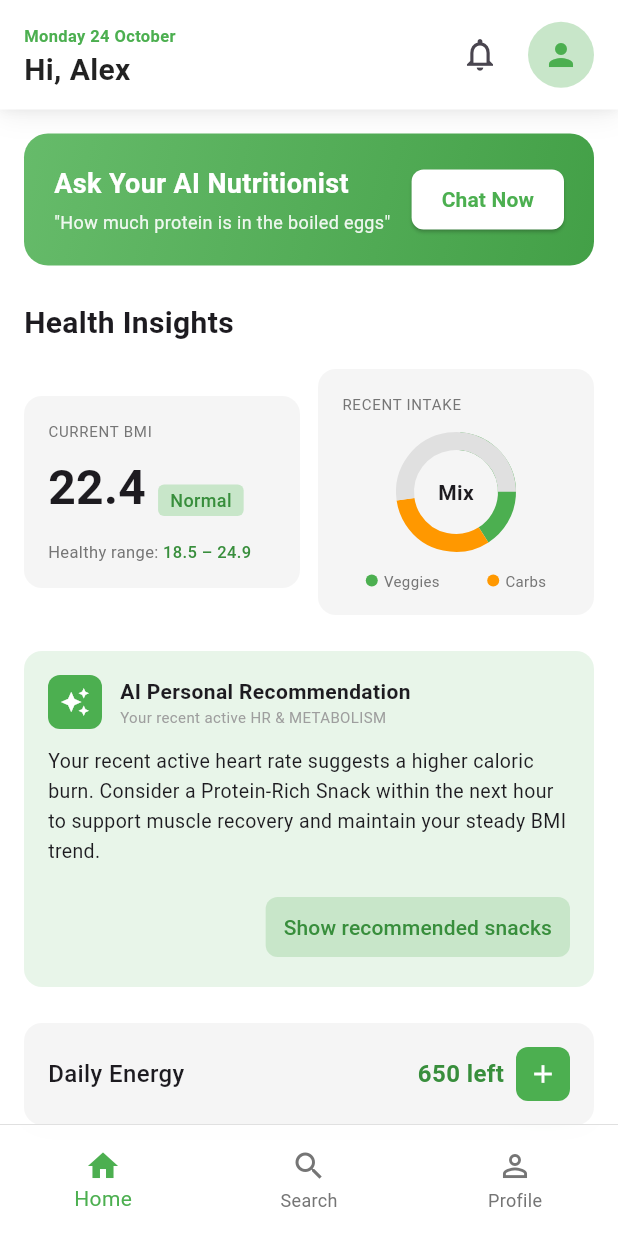
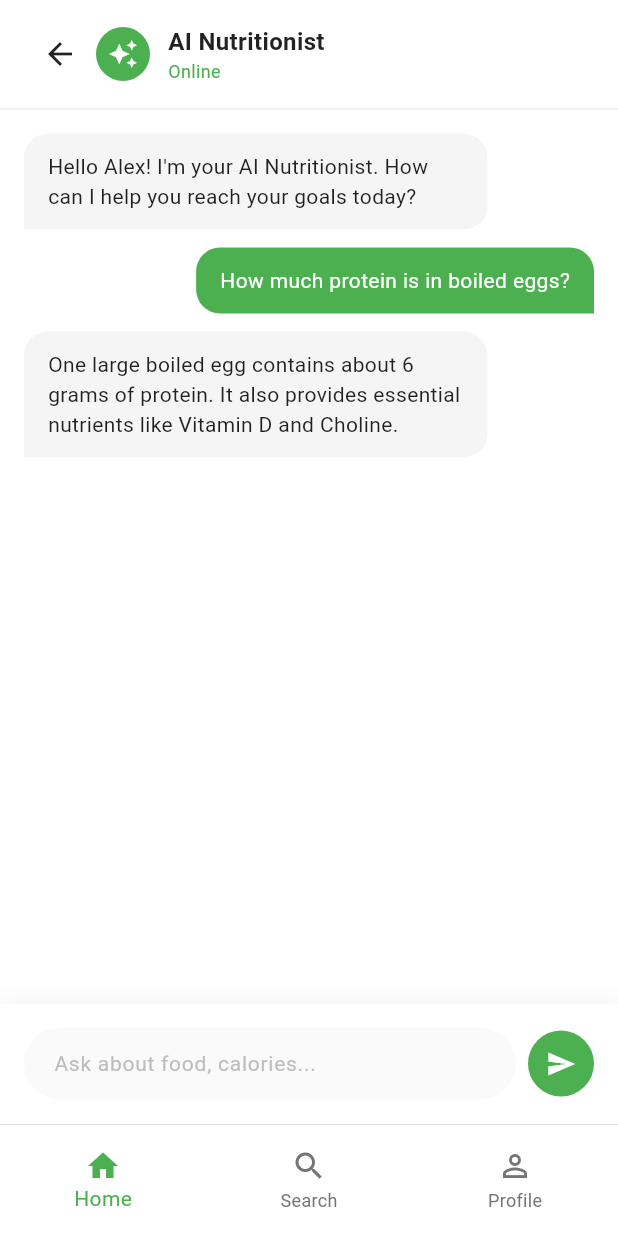
Before and after one commit to AadarshM07/Nutrio, a Flutter app: the Dashboard screen opened directly, after a tap on "Chat Now", on a phone screen of 412 x 824 dp. Run offline on Flutter 3.47's test engine with Material 3 defaults, Android fonts, the phone set to English and light mode, and no system bars; our stand-ins replace shared_preferences; accounts and stored records are empty.

Commit message:
Chat Option changes

```diff
--- /dev/null
+++ b/frontend/lib/pages/dashboard/chat/chat.dart
@@ -0,0 +1,178 @@
+import 'package:flutter/material.dart';
+
+class ChatPage extends StatefulWidget {
+  final VoidCallback onBack;
+
+  const ChatPage({super.key, required this.onBack});
+
+  @override
+  State<ChatPage> createState() => _ChatPageState();
+}
+
+class _ChatPageState extends State<ChatPage> {
+  final TextEditingController _controller = TextEditingController();
+  final List<Map<String, dynamic>> _messages = [
+    {
+      "isUser": false,
+      "message": "Hello Alex! I'm your AI Nutritionist. How can I help you reach your goals today?"
+    },
+    {
+      "isUser": true,
+      "message": "How much protein is in boiled eggs?"
+    },
+    {
+      "isUser": false,
+      "message": "One large boiled egg contains about 6 grams of protein. It also provides essential nutrients like Vitamin D and Choline."
+    },
+  ];
+
+  void _sendMessage() {
+    if (_controller.text.trim().isEmpty) return;
+    setState(() {
+      _messages.add({"isUser": true, "message": _controller.text.trim()});
+    });
+    _controller.clear();
+
+    // Simulate AI response
+    Future.delayed(const Duration(seconds: 1), () {
+      if (mounted) {
+        setState(() {
+          _messages.add({
+            "isUser": false,
+            "message": "That's a great question! Let me analyze your daily intake..."
+          });
+        });
+      }
+    });
+  }
+
+  @override
+  Widget build(BuildContext context) {
+    return Column(
+      children: [
+        // Custom Header for Chat
+        Container(
+          padding: const EdgeInsets.fromLTRB(16, 12, 16, 12),
+          decoration: BoxDecoration(
+            color: Colors.white,
+            border: Border(bottom: BorderSide(color: Colors.grey.shade200)),
+          ),
+          child: Row(
+            children: [
+              IconButton(
+                icon: const Icon(Icons.arrow_back, color: Colors.black87),
+                onPressed: widget.onBack,
+              ),
+              const CircleAvatar(
+                radius: 18,
+                backgroundColor: Colors.green,
+                child: Icon(Icons.auto_awesome, color: Colors.white, size: 20),
+              ),
+              const SizedBox(width: 12),
+              const Column(
+                crossAxisAlignment: CrossAxisAlignment.start,
+                children: [
+                  Text(
+                    'AI Nutritionist',
+                    style: TextStyle(
+                      fontSize: 16,
+                      fontWeight: FontWeight.bold,
+                      color: Colors.black87,
+                    ),
+                  ),
+                  Text(
+                    'Online',
+                    style: TextStyle(fontSize: 12, color: Colors.green),
+                  ),
+                ],
+              ),
+            ],
+          ),
+        ),
+
+        // Chat Messages
+        Expanded(
+          child: ListView.builder(
+            padding: const EdgeInsets.all(16),
+            itemCount: _messages.length,
+            itemBuilder: (context, index) {
+              final msg = _messages[index];
+              final isUser = msg['isUser'];
+              return Align(
+                alignment: isUser ? Alignment.centerRight : Alignment.centerLeft,
+                child: Container(
+                  margin: const EdgeInsets.only(bottom: 12),
+                  padding: const EdgeInsets.symmetric(horizontal: 16, vertical: 12),
+                  constraints: BoxConstraints(maxWidth: MediaQuery.of(context).size.width * 0.75),
+                  decoration: BoxDecoration(
+                    color: isUser ? Colors.green : Colors.grey[100],
+                    borderRadius: BorderRadius.only(
+                      topLeft: const Radius.circular(16),
+                      topRight: const Radius.circular(16),
+                      bottomLeft: isUser ? const Radius.circular(16) : Radius.zero,
+                      bottomRight: isUser ? Radius.zero : const Radius.circular(16),
+                    ),
+                  ),
+                  child: Text(
+                    msg['message'],
+                    style: TextStyle(
+                      color: isUser ? Colors.white : Colors.black87,
+                      fontSize: 14,
+                    ),
+                  ),
+                ),
+              );
+            },
+          ),
+        ),
+
+        // Input Area
+        Container(
+          padding: const EdgeInsets.all(16),
+          decoration: BoxDecoration(
+            color: Colors.white,
+            boxShadow: [
+              BoxShadow(
+                color: Colors.black.withOpacity(0.05),
+                offset: const Offset(0, -2),
+                blurRadius: 10,
+              )
+            ],
+          ),
+          child: Row(
+            children: [
+              Expanded(
+                child: TextField(
+                  controller: _controller,
+                  decoration: InputDecoration(
+                    hintText: 'Ask about food, calories...',
+                    hintStyle: TextStyle(color: Colors.grey[400], fontSize: 14),
+                    filled: true,
+                    fillColor: Colors.grey[50],
+                    contentPadding: const EdgeInsets.symmetric(horizontal: 16, vertical: 12),
+                    border: OutlineInputBorder(
+                      borderRadius: BorderRadius.circular(24),
+                      borderSide: BorderSide.none,
+                    ),
+                  ),
+                ),
+              ),
+              const SizedBox(width: 8),
+              GestureDetector(
+                onTap: _sendMessage,
+                child: Container(
+                  padding: const EdgeInsets.all(12),
+                  decoration: const BoxDecoration(
+                    color: Colors.green,
+                    shape: BoxShape.circle,
+                  ),
+                  child: const Icon(Icons.send, color: Colors.white, size: 20),
+                ),
+              ),
+            ],
+          ),
+        ),
+      ],
+    );
+  }
+}
--- a/frontend/lib/pages/dashboard/dashboard.dart
+++ b/frontend/lib/pages/dashboard/dashboard.dart
@@ -1,4 +1,5 @@
 import 'package:flutter/material.dart';
+import 'package:frontend/pages/dashboard/chat/chat.dart';
 import 'dart:ui';
 import 'home/home.dart';
 import 'search/search.dart';
@@ -13,10 +14,23 @@ class Dashboard extends StatefulWidget {
 
 class _DashboardState extends State<Dashboard> {
   int _selectedIndex = 0;
-
+  bool _isChatOpen = false;
   void _onItemTapped(int index) {
     setState(() {
       _selectedIndex = index;
+      _isChatOpen = false;
+    });
+  }
+
+void _openChat() {
+    setState(() {
+      _isChatOpen = true;
+    });
+  }
+
+  void _closeChat() {
+    setState(() {
+      _isChatOpen = false;
     });
   }
 
@@ -163,15 +177,21 @@ Widget build(BuildContext context) {
   return Scaffold(
     extendBody: true,
     backgroundColor: Colors.white,
-    body: Column(
+    body: _isChatOpen
+          ? SafeArea(child: ChatPage(onBack: _closeChat))
+          : Column(
               children: [
                 _buildTopBar(),
                 Expanded(
-          child: _getBodyContent(),
+                  // Pass the callback to HomePage
+                  child: _selectedIndex == 0
+                      ? HomePage(onChatTapped: _openChat)
+                      : _getBodyContent(),
                 ),
               ],
             ),
     bottomNavigationBar: _buildBottomNavigation(),
   );
 }
+
 }
--- a/frontend/lib/pages/dashboard/home/home.dart
+++ b/frontend/lib/pages/dashboard/home/home.dart
@@ -1,7 +1,8 @@
 import 'package:flutter/material.dart';
 
 class HomePage extends StatefulWidget {
-  const HomePage({super.key});
+  final VoidCallback? onChatTapped;
+  const HomePage({super.key, this.onChatTapped});
 
   @override
   State<HomePage> createState() => _HomePageState();
@@ -65,7 +66,7 @@ class _HomePageState extends State<HomePage> {
           ),
           const SizedBox(width: 12),
           ElevatedButton(
-            onPressed: () {},
+            onPressed: widget.onChatTapped,
             style: ElevatedButton.styleFrom(
               backgroundColor: Colors.white,
               foregroundColor: Colors.green,
```
Lines whose indentation alone changed are shown as unchanged.
